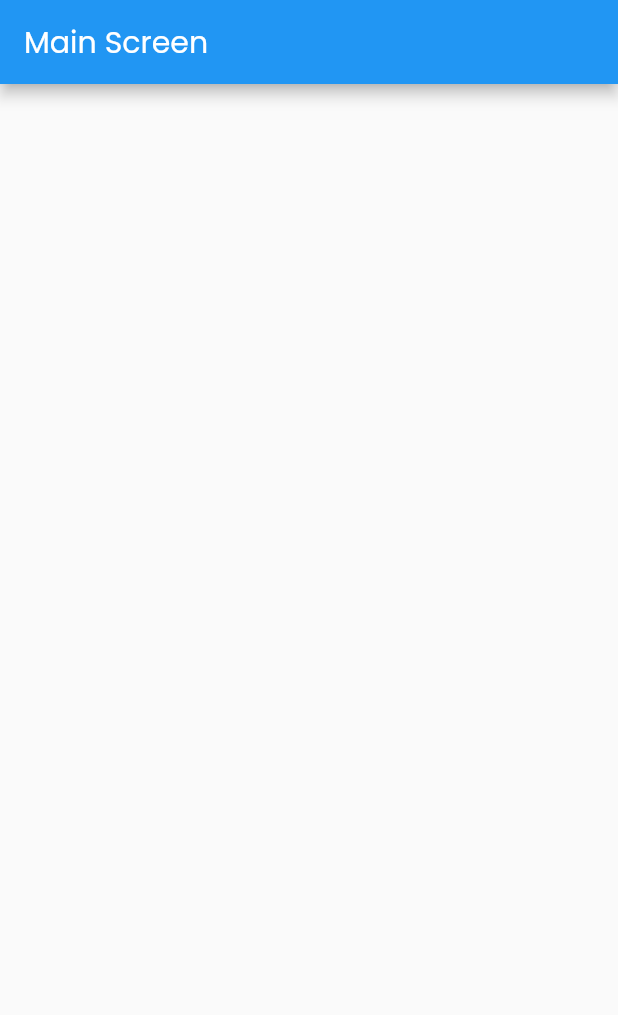
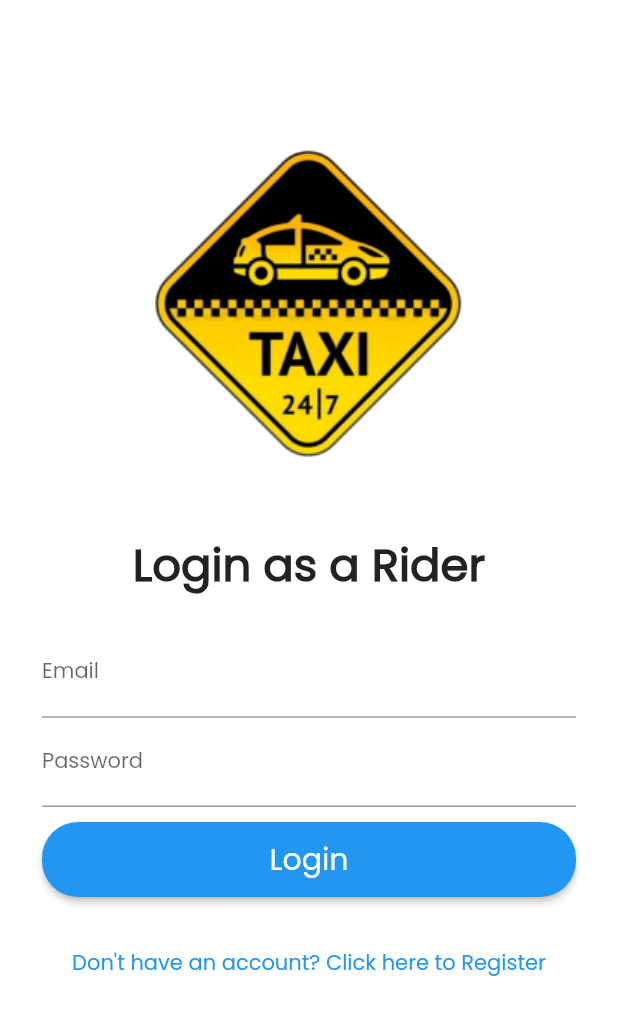
Before and after one commit to sajidshahriar72543/Project_22, a Flutter app: the screen it shows after launch, on a phone screen of 412 x 824 dp. Shown: the top 1015 px of the screen. Run offline on Flutter 3.47's test engine with Material 2 defaults, Android fonts, the phone set to English and light mode, and no system bars.

Commit message:
Login Screen Introduced
- font added : Rounded arial BOLD
- logo added : taxi-logo.png

```diff
--- /dev/null
+++ b/lib/AllScreens/loginScreen.dart
@@ -0,0 +1,116 @@
+//import 'dart:html';
+
+import 'package:flutter/material.dart';
+
+class LoginScreen extends StatelessWidget {
+  //const LoginScreen({ Key? key }) : super(key: key);
+
+  @override
+  Widget build(BuildContext context) {
+    return Scaffold(
+        backgroundColor: Colors.white,
+        body: SingleChildScrollView(
+          child: Padding(
+            padding: EdgeInsets.all(8.0),
+            child: Column(
+              children: [
+                SizedBox(
+                  height: 45,
+                ),
+                Image(
+                  image: AssetImage("images/logo.png"),
+                  width: 500.0,
+                  height: 300.0,
+                  alignment: Alignment.center,
+                ),
+                SizedBox(
+                  height: 1,
+                ),
+                Text(
+                  "Login as a Rider",
+                  style: TextStyle(
+                      fontSize: 30,
+                      fontWeight: FontWeight.bold,
+                      fontFamily: "Poppins-Regular"),
+                  textAlign: TextAlign.center,
+                ),
+                Padding(
+                  padding: EdgeInsets.all(20),
+                  child: Column(
+                    children: [
+                      SizedBox(
+                        height: 1,
+                      ),
+                      TextField(
+                        keyboardType: TextInputType.emailAddress,
+                        decoration: InputDecoration(
+                          labelText: "Email",
+                          labelStyle: TextStyle(
+                            fontSize: 14,
+                          ),
+                          hintStyle: TextStyle(
+                            color: Colors.grey,
+                            fontSize: 10,
+                          ),
+                        ),
+                        style: TextStyle(
+                          fontSize: 14,
+                        ),
+                      ),
+                      SizedBox(
+                        height: 1,
+                      ),
+                      TextField(
+                        obscureText: true,
+                        decoration: InputDecoration(
+                          labelText: "Password",
+                          labelStyle: TextStyle(
+                            fontSize: 14,
+                          ),
+                          hintStyle: TextStyle(
+                            color: Colors.grey,
+                            fontSize: 10,
+                          ),
+                        ),
+                        style: TextStyle(
+                          fontSize: 14,
+                        ),
+                      ),
+                      SizedBox(
+                        height: 10,
+                      ),
+                      RaisedButton(
+                        color: Colors.blue,
+                        textColor: Colors.white,
+                        child: Container(
+                          height: 50,
+                          child: Center(
+                            child: Text(
+                              "Login",
+                              style: TextStyle(
+                                  fontSize: 20, fontFamily: "Poppins-Regular"),
+                            ),
+                          ),
+                        ),
+                        shape: new RoundedRectangleBorder(
+                          borderRadius: new BorderRadius.circular(24),
+                        ),
+                        onPressed: () {
+                          print("Login Button clicked");
+                        },
+                      ),
+                    ],
+                  ),
+                ),
+                TextButton(
+                  onPressed: () {
+                    print("register button clicked");
+                  },
+                  child: Text("Don't have an account? Click here to Register"),
+                ),
+              ],
+            ),
+          ),
+        ));
+  }
+}
--- a/lib/main.dart
+++ b/lib/main.dart
@@ -1,4 +1,5 @@
 import 'package:flutter/material.dart';
+import 'package:uber_clone/AllScreens/loginScreen.dart';
 import 'package:uber_clone/AllScreens/mainscreen.dart';
 
 void main() {
@@ -15,7 +16,7 @@ class MyApp extends StatelessWidget {
         fontFamily: "Poppins-Regular",
         primarySwatch: Colors.blue,
       ),
-      home: MainScreen(),
+      home: LoginScreen(),
       debugShowCheckedModeBanner: false,
     );
   }
--- a/pubspec.yaml
+++ b/pubspec.yaml
@@ -60,6 +60,7 @@ flutter:
      - images/redmarker.png
      - images/taxi.png
      - images/user_icon.png
+     - images/taxi-logo.png
 
   # An image asset can refer to one or more resolution-specific "variants", see
   # https://flutter.dev/assets-and-images/#resolution-aware.
@@ -88,6 +89,9 @@ flutter:
     - family: Poppins-Regular
       fonts:
         - asset: fonts/Poppins-Regular.ttf
+    - family: Rounded-arial-bold
+      fonts:
+        - asset: fonts/roundedarial-bold.ttf
   #       - asset: fonts/Schyler-Italic.ttf
   #         style: italic
   #   - family: Trajan Pro
```
Also changed, not shown: fonts/roundedarial-bold.ttf (added), images/taxi-logo.png (added).
